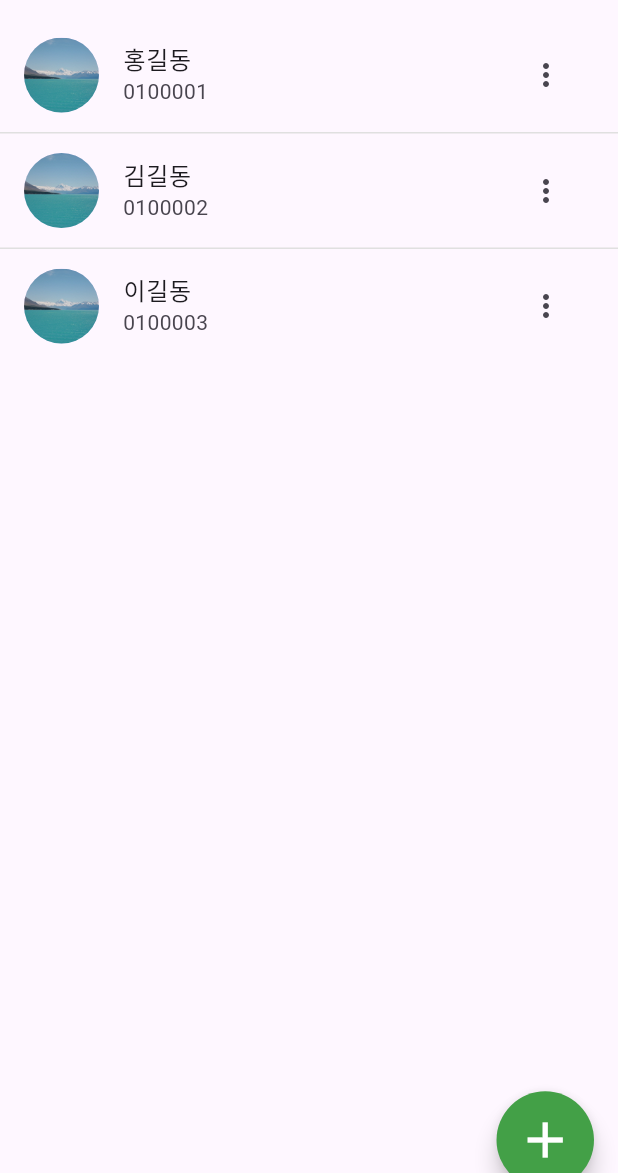
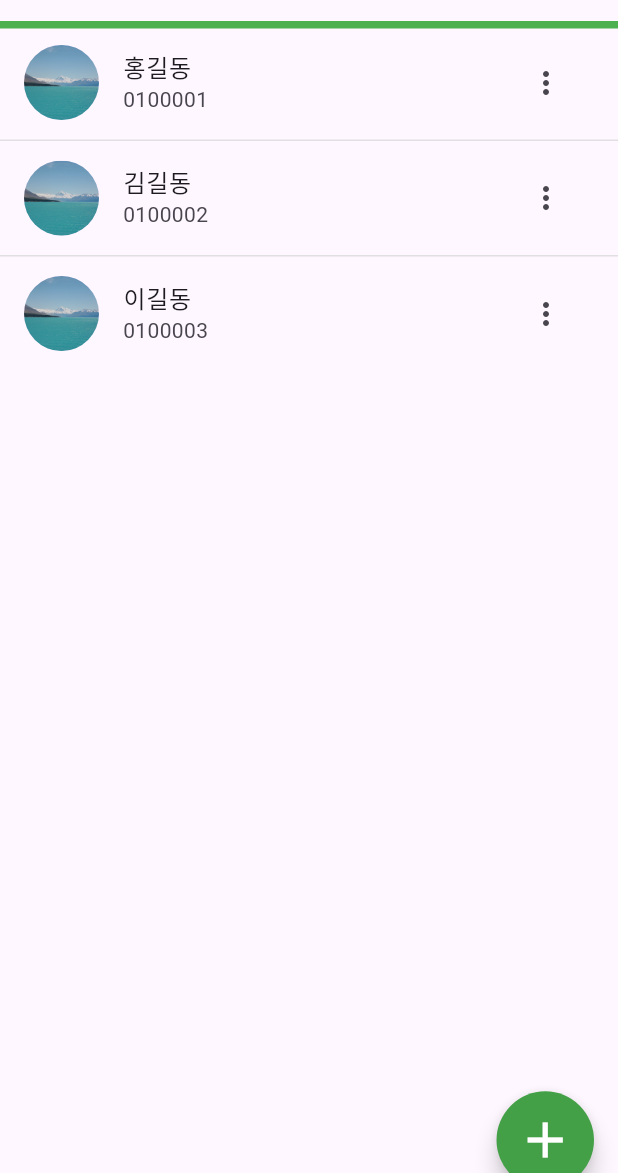
Before and after one commit to Idooru/phone_book, a Flutter app: the screen it shows after launch, on a phone screen of 412 x 824 dp, the part 63-1236 px from its top. Run offline on Flutter 3.47's test engine with Material 3 defaults, Android fonts, the phone set to English and light mode, and no system bars.

```diff
--- a/lib/presentation/pages/phone_book.dart
+++ b/lib/presentation/pages/phone_book.dart
@@ -88,16 +88,10 @@ class PhoneBookPage extends StatelessWidget {
       ),
       body: Column(
         children: [
-          Builder(builder: (context) {
-            debugPrint("빈 영역");
-            return Container();
-          }),
+          Container(height: 5, color: Colors.green),
           Expanded(
-            child: Builder(
-              builder: (context) {
-                debugPrint("사용자 정보 영역");
-                return Consumer<PhonebookProvider>(
-                  builder: (context, phonebook, child) {
+            child: Consumer<PhonebookProvider>(
+              builder: (BuildContext context, PhonebookProvider phonebook, Widget? child) {
                 return ListView.separated(
                   itemCount: phonebook.users.length,
                   itemBuilder: (context, index) {
@@ -128,8 +122,6 @@ class PhoneBookPage extends StatelessWidget {
                   },
                 );
               },
-                );
-              },
             ),
           )
         ],
```
Also changed, not shown: lib/main.dart (+10 -4 lines), lib/presentation/widgets/add_phone_book.dart (+8 -8 lines), lib/presentation/widgets/edit_phone_book.dart (+7 -7 lines). Lines whose indentation alone changed are shown as unchanged.
